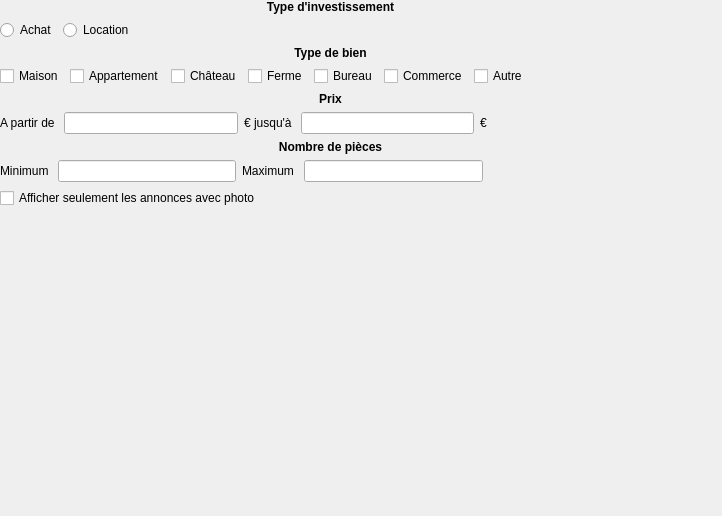
Qt form recherchebien.ui (Stygmates/Gestionax) before a commit.
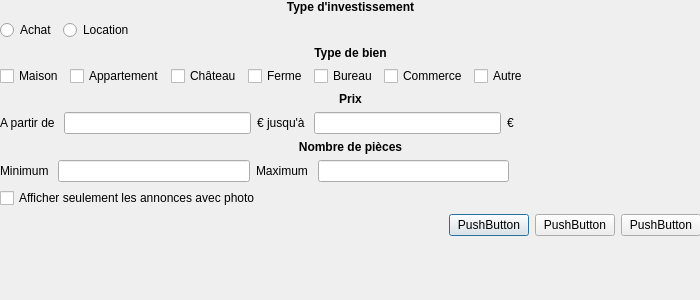
The same form after that commit.

Commit message: Création lien entre mainwindow et recherchebien

The edit to the form file:
```diff
--- a/recherchebien.ui
+++ b/recherchebien.ui
@@ -6,8 +6,8 @@
    <rect>
     <x>0</x>
     <y>0</y>
-    <width>722</width>
-    <height>516</height>
+    <width>700</width>
+    <height>300</height>
    </rect>
   </property>
   <property name="windowTitle">
@@ -18,8 +18,8 @@
     <rect>
      <x>0</x>
      <y>0</y>
-     <width>661</width>
-     <height>461</height>
+     <width>701</width>
+     <height>301</height>
     </rect>
    </property>
    <layout class="QVBoxLayout" name="verticalLayout">
@@ -278,6 +278,44 @@
         </item>
        </layout>
       </item>
+      <item>
+       <layout class="QHBoxLayout" name="typeActionLayout">
+        <item>
+         <spacer name="horizontalSpacer_5">
+          <property name="orientation">
+           <enum>Qt::Horizontal</enum>
+          </property>
+          <property name="sizeHint" stdset="0">
+           <size>
+            <width>40</width>
+            <height>20</height>
+           </size>
+          </property>
+         </spacer>
+        </item>
+        <item>
+         <widget class="QPushButton" name="pushButton_3">
+          <property name="text">
+           <string>PushButton</string>
+          </property>
+         </widget>
+        </item>
+        <item>
+         <widget class="QPushButton" name="pushButton_2">
+          <property name="text">
+           <string>PushButton</string>
+          </property>
+         </widget>
+        </item>
+        <item>
+         <widget class="QPushButton" name="pushButton">
+          <property name="text">
+           <string>PushButton</string>
+          </property>
+         </widget>
+        </item>
+       </layout>
+      </item>
       <item>
        <spacer name="verticalSpacer">
         <property name="orientation">
```
Left out of the diff: 2 changed lines with no effect on the pictures. The commit also changes 3 other files.
